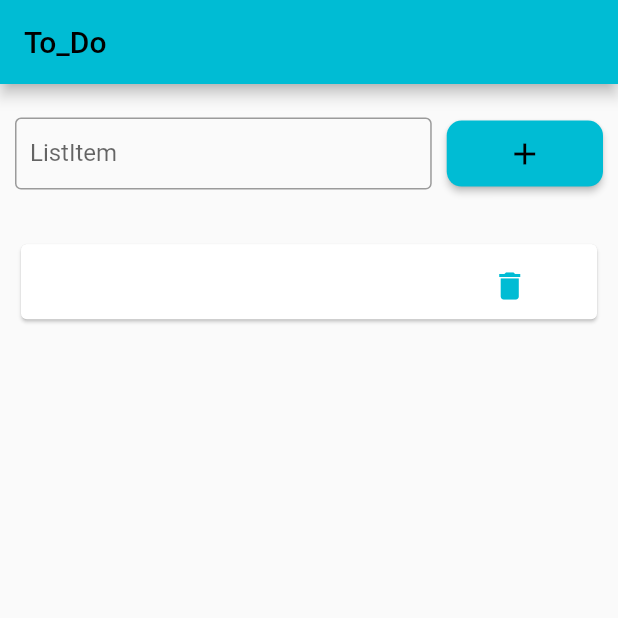
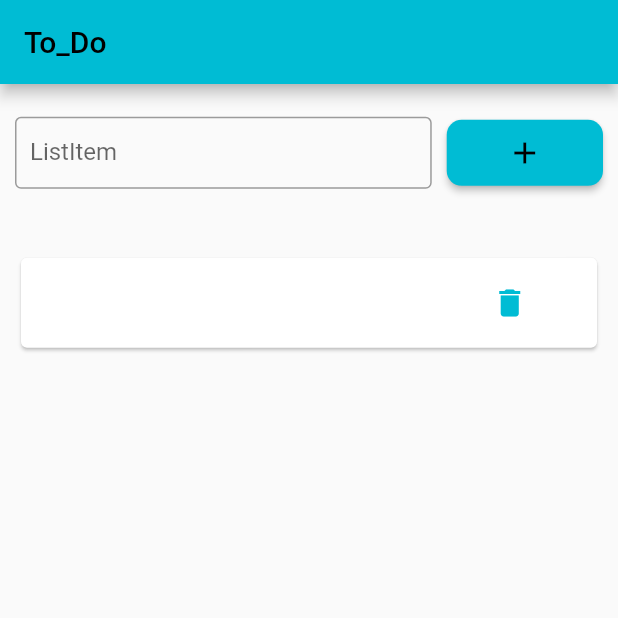
Before and after one commit to Sazzad-Hossain-Sobuj/Module-9-to-12, a Flutter app: the screen it shows after launch, after a tap on the "add" icon, on a phone screen of 412 x 824 dp, the top half of it. Run offline on Flutter 3.47's test engine with Material 2 defaults, Android fonts, the phone set to English and light mode, and no system bars.

Commit message:
stateful to do app

```diff
--- a/lib/main.dart
+++ b/lib/main.dart
@@ -11,6 +11,7 @@ class MyApp extends StatelessWidget {
   @override
   Widget build(BuildContext context) {
     return MaterialApp(
+      debugShowCheckedModeBanner: false,
       theme: ThemeData(primarySwatch: Colors.cyan),
       home: toDoPage(),
     );
--- a/lib/style.dart
+++ b/lib/style.dart
@@ -20,7 +20,7 @@ ButtonStyle AppButtonStyle(){
 }
 SizedBox sizebox50(child){
   return SizedBox(
-    height: 50,
+    height: 60,
     width: double.infinity,
     child: Container(
       alignment: Alignment.center,
--- a/lib/toDoPage.dart
+++ b/lib/toDoPage.dart
@@ -60,7 +60,7 @@ class _toDoPageState extends State<toDoPage> {
                 ],
               ),
             ),
-            SizedBox(height: 20),
+            SizedBox(height: 30),
             Expanded(
               flex: 9,
               child: ListView.builder(
```
